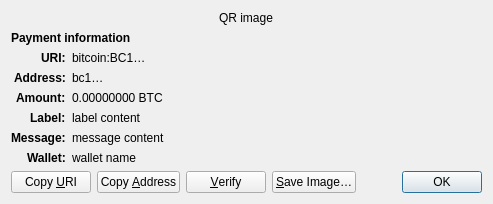
Old version of the form src/qt/forms/receiverequestdialog.ui in the repository indxcoin/indxcoin.
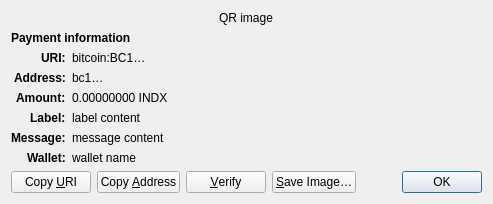
New version of the form. Custom widgets are drawn as their Qt base class.

The edit to the form file:
```diff
--- a/src/qt/forms/receiverequestdialog.ui
+++ b/src/qt/forms/receiverequestdialog.ui
@@ -126,7 +126,7 @@
    <item row="4" column="1" alignment="Qt::AlignTop">
     <widget class="QLabel" name="amount_content">
      <property name="text">
-      <string notr="true">0.00000000 BTC</string>
+      <string notr="true">0.00000000 INDX</string>
      </property>
      <property name="textFormat">
       <enum>Qt::PlainText</enum>
```
